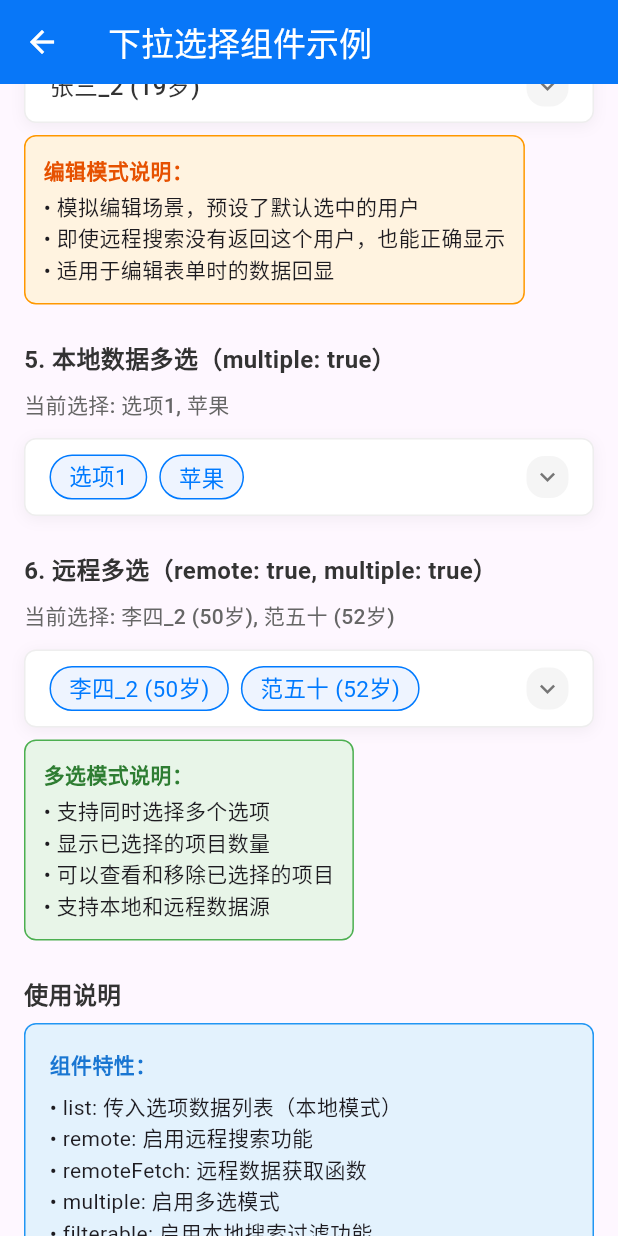
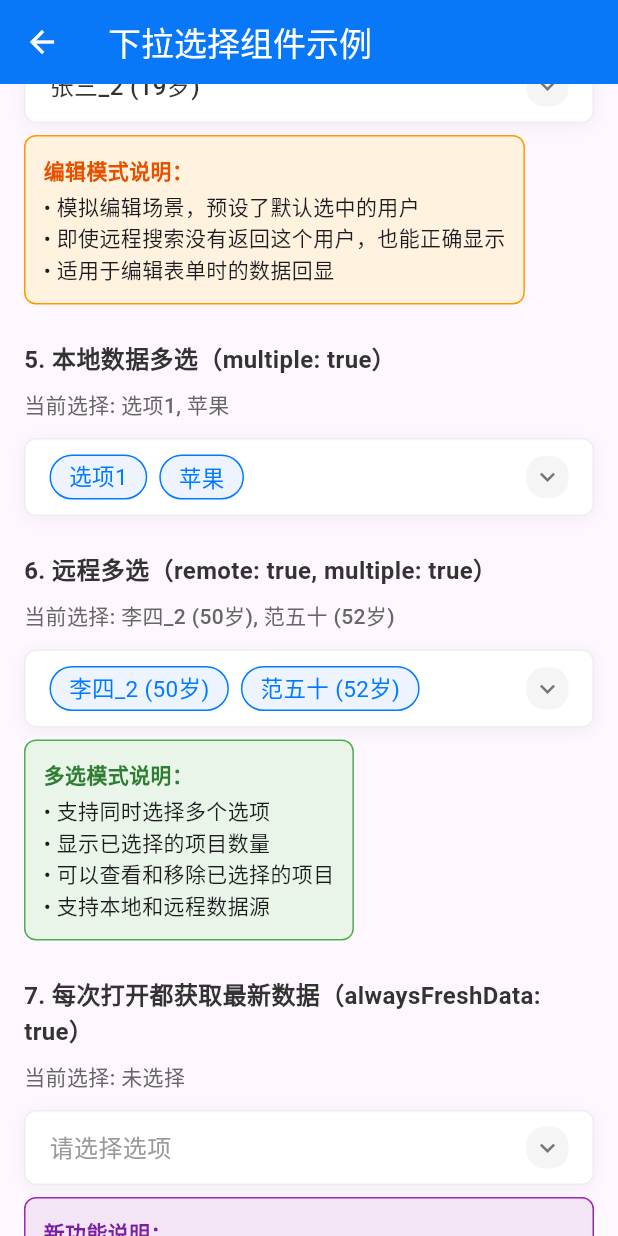
Before and after one commit to yuzhido/simple_ui_for_flutter, a Flutter app: the DropdownSelectPage screen opened directly, scrolled down 576 dp, on a phone screen of 412 x 824 dp. Run offline on Flutter 3.47's test engine with Material 3 defaults, Android fonts, the phone set to English and light mode, and no system bars; our stand-ins replace dio, file_picker, flutter_image_compress, image_picker, permission_handler; missing offline and left inert: mobile_scanner; accounts and stored records are empty; network calls fail.

Commit message:
自定义下拉组件新增可以自定义是否总是获取最新数据

```diff
--- a/example/lib/pages/dropdown_choose/index.dart
+++ b/example/lib/pages/dropdown_choose/index.dart
@@ -29,6 +29,7 @@ class _DropdownSelectPageState extends State<DropdownSelectPage> {
   SelectData<String>? filteredValue;
   SelectData<User>? remoteSelectedValue;
   SelectData<User>? remoteWithDefaultValue;
+  SelectData<User>? alwaysFreshRemoteValue;
   List<SelectData<String>> localMultipleSelected = [];
   List<SelectData<User>> remoteMultipleSelected = [];
 
@@ -306,6 +307,51 @@ class _DropdownSelectPageState extends State<DropdownSelectPage> {
             ),
             const SizedBox(height: 24),
 
+            // 新功能：每次打开都获取最新数据
+            _buildSectionTitle('7. 每次打开都获取最新数据（alwaysFreshData: true）'),
+            const SizedBox(height: 8),
+            Text(
+              '当前选择: ${alwaysFreshRemoteValue?.label ?? '未选择'}',
+              style: const TextStyle(fontSize: 14, color: Color(0xFF666666), fontWeight: FontWeight.w500),
+            ),
+            const SizedBox(height: 12),
+            DropdownChoose<User>(
+              remote: true,
+              remoteFetch: _fetchRemoteUsers,
+              alwaysFreshData: true,
+              defaultValue: alwaysFreshRemoteValue,
+              onSingleSelected: (val) {
+                setState(() {
+                  alwaysFreshRemoteValue = val;
+                });
+                _showToast('选择了最新数据：${val.label}');
+              },
+            ),
+            const SizedBox(height: 8),
+            Container(
+              padding: const EdgeInsets.all(12),
+              decoration: BoxDecoration(
+                color: const Color(0xFFF3E5F5),
+                borderRadius: BorderRadius.circular(8),
+                border: Border.all(color: const Color(0xFF9C27B0)),
+              ),
+              child: const Column(
+                crossAxisAlignment: CrossAxisAlignment.start,
+                children: [
+                  Text(
+                    '新功能说明：',
+                    style: TextStyle(fontWeight: FontWeight.bold, color: Color(0xFF7B1FA2)),
+                  ),
+                  SizedBox(height: 4),
+                  Text('• alwaysFreshData: true - 每次打开弹窗都自动获取最新数据'),
+                  Text('• onDialogOpen - 弹窗打开时的回调函数'),
+                  Text('• 适用于需要实时数据的场景'),
+                  Text('• 确保用户看到的始终是最新的选项'),
+                ],
+              ),
+            ),
+            const SizedBox(height: 24),
+
             // 使用说明
             _buildSectionTitle('使用说明'),
             const SizedBox(height: 8),
@@ -334,6 +380,8 @@ class _DropdownSelectPageState extends State<DropdownSelectPage> {
                   Text('• onMultipleSelected: 多选回调函数'),
                   Text('• showAdd: 显示"去新增"入口'),
                   Text('• onAdd: 点击新增的回调函数'),
+                  Text('• alwaysFreshData: 每次打开弹窗都获取最新数据（仅remote模式）'),
+                  Text('• onDialogOpen: 弹窗打开时的回调函数'),
                   Text('• 支持自定义样式和交互'),
                 ],
               ),
--- a/example/lib/utils/config.dart
+++ b/example/lib/utils/config.dart
@@ -5,7 +5,7 @@ class Config {
   /// - 'http://localhost:3000' (本地开发)
   /// - 'http://127.0.0.1:3000' (本地回环)
   /// - 'https://jsonplaceholder.typicode.com' (测试API)
-  static const String baseUrl = 'http://192.168.1.16:3000';
+  static const String baseUrl = 'http://192.168.8.188:3000';
 
   /// 请求超时时间（毫秒）
   static const int timeout = 15000; // 增加到15秒
--- a/lib/src/dropdown_choose/index.dart
+++ b/lib/src/dropdown_choose/index.dart
@@ -18,10 +18,12 @@ class DropdownChoose<T> extends StatefulWidget {
   final String? multipleTitleText;
   // 未选择时的占位提示文案，默认“请选择选项”
   final String? placeholderText;
-  // 远程搜索时，是否在列表底部显示“去新增”提示
+  // 远程搜索时，是否在列表底部显示"去新增"提示
   final bool showAdd;
-  // 点击“去新增”的回调，携带当前输入框关键词
+  // 点击"去新增"的回调，携带当前输入框关键词
   final void Function(String keyword)? onAdd;
+  // 是否每次打开弹窗都获取最新数据（仅在remote模式下生效）
+  final bool alwaysFreshData;
 
   const DropdownChoose({
     super.key,
@@ -38,6 +40,7 @@ class DropdownChoose<T> extends StatefulWidget {
     this.placeholderText,
     this.showAdd = false,
     this.onAdd,
+    this.alwaysFreshData = false,
   }) : assert(!(singleTitleText != null && multipleTitleText != null), 'DropdownChoose: singleTitleText 与 multipleTitleText 不能同时传入'),
        assert((showAdd == false && onAdd == null) || (showAdd == true && onAdd != null), 'DropdownChoose: 使用新增入口时必须同时传入 showAdd: true 与 onAdd 回调');
 
@@ -55,9 +58,10 @@ class _DropdownChooseState<T> extends State<DropdownChoose<T>> {
   Timer? _debounceTimer; // 新增：防抖定时器
   // 保存底部弹窗的StatefulBuilder的setState，用于在其他弹窗操作后同步更新底部可选区域
   StateSetter? _modalSetState;
-  // 远程搜索不再自动触发，必须点击“搜索”按钮
+  // 远程搜索不再自动触发，必须点击"搜索"按钮
   // 弹窗显示且当前没有数据时，允许自动触发一次搜索
   bool _hasTriggeredInitialFetch = false;
+  bool _hasTriggeredModalAutoFetch = false; // 是否已触发过弹窗自动获取
 
   @override
   void initState() {
@@ -226,11 +230,19 @@ class _DropdownChooseState<T> extends State<DropdownChoose<T>> {
             builder: (BuildContext context, StateSetter setState) {
               // 记录底部弹窗的setState，便于在其他地方（如“已选择”弹窗）触发刷新
               _modalSetState = setState;
-              // 弹窗显示时如果没有任何数据，仅自动触发一次搜索；其余情况必须点击“搜索”按钮
+              // 弹窗显示时的自动搜索逻辑
               WidgetsBinding.instance.addPostFrameCallback((_) {
-                if (widget.remote && widget.remoteFetch != null && !_hasTriggeredInitialFetch && _list.isEmpty) {
-                  _hasTriggeredInitialFetch = true;
-                  _performRemoteSearchInModal(setState);
+                if (widget.remote && widget.remoteFetch != null && !_hasTriggeredModalAutoFetch) {
+                  _hasTriggeredModalAutoFetch = true;
+                  // 如果启用了 alwaysFreshData，每次打开弹窗都获取最新数据
+                  if (widget.alwaysFreshData) {
+                    _performRemoteSearchInModal(setState);
+                  }
+                  // 否则只在没有数据且未触发过初始搜索时自动搜索一次
+                  else if (!_hasTriggeredInitialFetch && _list.isEmpty) {
+                    _hasTriggeredInitialFetch = true;
+                    _performRemoteSearchInModal(setState);
+                  }
                 }
               });
 
@@ -551,10 +563,11 @@ class _DropdownChooseState<T> extends State<DropdownChoose<T>> {
         );
       },
     );
-    // 弹窗关闭后，清理setState引用并重置首次搜索标志
+    // 弹窗关闭后，清理setState引用并重置搜索标志
     modalFuture.whenComplete(() {
       _modalSetState = null;
       _hasTriggeredInitialFetch = false;
+      _hasTriggeredModalAutoFetch = false; // 重置弹窗自动获取标志
     });
   }
 
@@ -729,9 +742,11 @@ class _DropdownChooseState<T> extends State<DropdownChoose<T>> {
   Future<void> _performRemoteSearchInModal(StateSetter setState) async {
     if (_isLoading) return;
 
-    setState(() {
-      _isLoading = true;
-    });
+    if (mounted) {
+      setState(() {
+        _isLoading = true;
+      });
+    }
 
     try {
       final list = await widget.remoteFetch?.call(_searchController.text);
```
